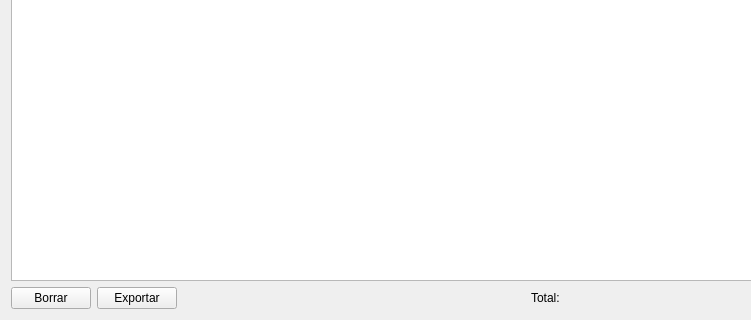
Qt form gui/dlggestionlibros.ui (rogorido/libroskop) before a commit; both pictures show x 0 to 751 and y 233 to 553 of the 922 by 553 pixel window.
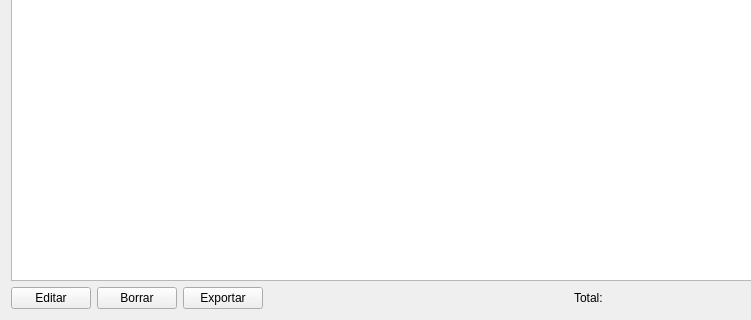
The same form after that commit. Icons and pictures are not drawn.

What changed in the file:
```diff
--- a/gui/dlggestionlibros.ui
+++ b/gui/dlggestionlibros.ui
@@ -83,6 +83,17 @@
    </item>
    <item>
     <layout class="QHBoxLayout" name="horizontalLayout_3">
+     <item>
+      <widget class="QPushButton" name="pbEditar">
+       <property name="text">
+        <string>Editar</string>
+       </property>
+       <property name="icon">
+        <iconset resource="../icons.qrc">
+         <normaloff>:/icons/icons/authy.png</normaloff>:/icons/icons/authy.png</iconset>
+       </property>
+      </widget>
+     </item>
      <item>
       <widget class="QPushButton" name="pbBorrar">
        <property name="text">
```
